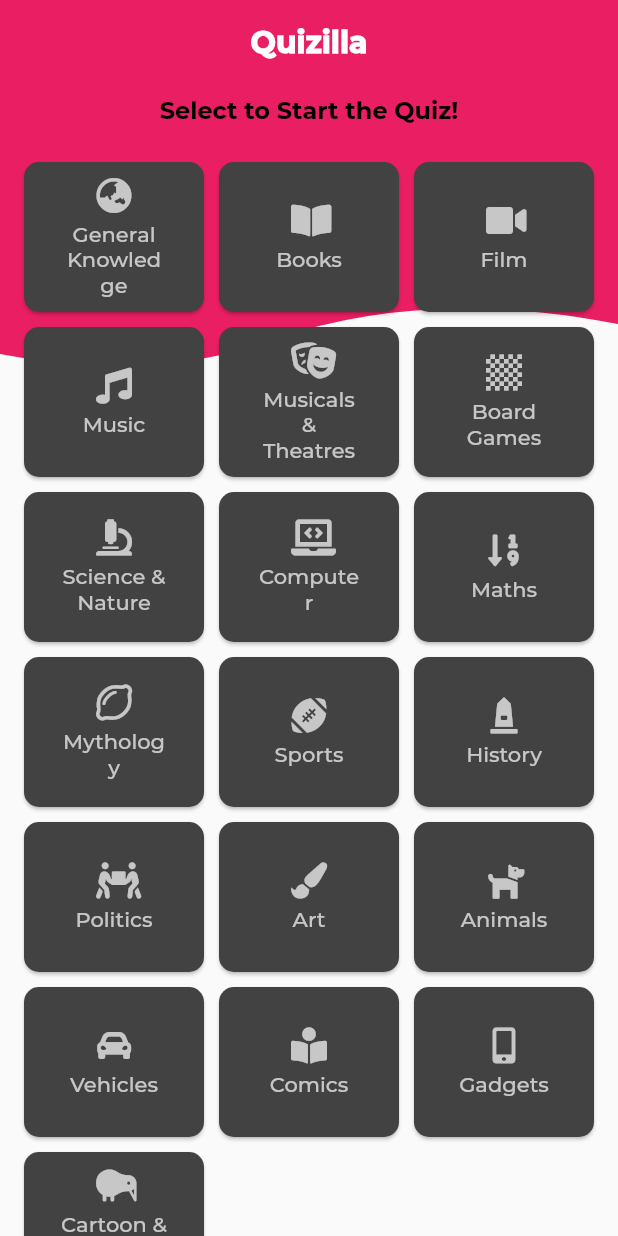
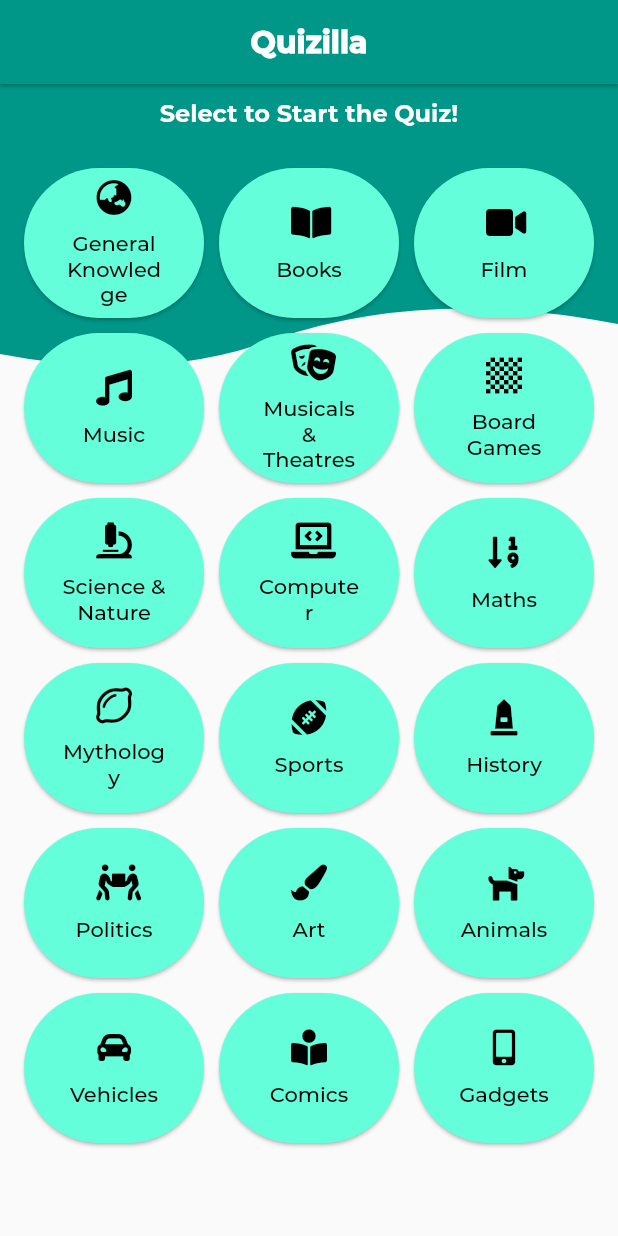
Before and after one commit to IOxCyber/Quizilla, a Flutter app: the screen it shows after launch, on a phone screen of 412 x 824 dp. Run offline on Flutter 3.47's test engine with Material 2 defaults, Android fonts, the phone set to English and light mode, and no system bars; drawn by our look-alikes of auto_size_text; our stand-ins replace flutter_custom_clippers, font_awesome_flutter, html_unescape.

```diff
--- a/lib/main.dart
+++ b/lib/main.dart
@@ -1,5 +1,5 @@
 import 'package:flutter/material.dart';
-import 'package:apionlinequiz/ui/pages/home.dart';
+import 'package:quizilla/ui/pages/home.dart';
 
 void main() => runApp(MyApp());
 
@@ -8,14 +8,14 @@ class MyApp extends StatelessWidget {
   Widget build(BuildContext context) {
     return MaterialApp(
       debugShowCheckedModeBanner: false,
-      title: 'Open Trivia',
+      title: 'Quizilla',
       theme: ThemeData(
-          primarySwatch: Colors.pink,
-          accentColor: Colors.indigo,
-          fontFamily: "Montserrat",
-          buttonColor: Colors.pink,
+          primarySwatch: Colors.teal,
+          accentColor: Colors.tealAccent,
+          fontFamily: "Joker",
+          buttonColor: Colors.teal,
           buttonTheme: ButtonThemeData(
-              buttonColor: Colors.pink,
+              buttonColor: Colors.teal,
               shape: RoundedRectangleBorder(
                 borderRadius: BorderRadius.circular(20.0),
               ),
--- a/lib/models/category.dart
+++ b/lib/models/category.dart
@@ -26,5 +26,4 @@ final List<Category> categories = [
   Category(16, "Vehicles", icon: FontAwesomeIcons.carAlt),
   Category(17, "Comics", icon: FontAwesomeIcons.bookReader),
   Category(18, "Gadgets", icon: FontAwesomeIcons.mobileAlt),
-  Category(19, "Cartoon & Animation", icon: FontAwesomeIcons.kiwiBird),
-];
+ ];
--- a/lib/resources/api_provider.dart
+++ b/lib/resources/api_provider.dart
@@ -1,8 +1,8 @@
 import 'dart:convert';
 import 'package:http/http.dart' as http;
 
-import 'package:apionlinequiz/models/category.dart';
-import 'package:apionlinequiz/models/question.dart';
+import 'package:quizilla/models/category.dart';
+import 'package:quizilla/models/question.dart';
 
 const String baseUrl = "https://opentdb.com/api.php";
 
--- a/lib/ui/pages/check_answers.dart
+++ b/lib/ui/pages/check_answers.dart
@@ -1,7 +1,7 @@
 import 'package:flutter/material.dart';
 import 'package:flutter_custom_clippers/flutter_custom_clippers.dart';
 import 'package:html_unescape/html_unescape.dart';
-import 'package:apionlinequiz/models/question.dart';
+import 'package:quizilla/models/question.dart';
 
 class CheckAnswersPage extends StatelessWidget {
   final List<Question> questions;
--- a/lib/ui/pages/home.dart
+++ b/lib/ui/pages/home.dart
@@ -1,7 +1,7 @@
 import 'package:flutter/material.dart';
 import 'package:flutter_custom_clippers/flutter_custom_clippers.dart';
-import 'package:apionlinequiz/models/category.dart';
-import 'package:apionlinequiz/ui/widgets/quiz_options.dart';
+import 'package:quizilla/models/category.dart';
+import 'package:quizilla/ui/widgets/quiz_options.dart';
 import 'package:auto_size_text/auto_size_text.dart';
 
 class HomePage extends StatelessWidget {
@@ -29,7 +29,7 @@ class HomePage extends StatelessWidget {
               fontWeight: FontWeight.w900,
             ),
           ),
-          elevation: 0,
+          elevation: 1,
         ),
         body: Stack(
           children: <Widget>[
@@ -47,12 +47,12 @@ class HomePage extends StatelessWidget {
                 SliverToBoxAdapter(
                   child: Padding(
                     padding: const EdgeInsets.symmetric(
-                        horizontal: 16.0, vertical: 8.0),
+                        horizontal: 20.0, vertical: 10.0),
                     child: Text(
                       "Select to Start the Quiz!",
                       textAlign: TextAlign.center,
                       style: TextStyle(
-                          color: Colors.black,
+                          color: Colors.white,
                           fontWeight: FontWeight.w800,
                           fontSize: 16.0),
                     ),
@@ -86,18 +86,18 @@ class HomePage extends StatelessWidget {
     Category category = categories[index];
     return MaterialButton(
       elevation: 1.0,
-      highlightElevation: 1.0,
+      highlightElevation: 2.0,
       onPressed: () => _categoryPressed(context, category),
       shape: RoundedRectangleBorder(
-        borderRadius: BorderRadius.circular(10.0),
+        borderRadius: BorderRadius.circular(50.0),
       ),
-      color: Colors.grey.shade800,
-      textColor: Colors.white70,
+      color: Colors.tealAccent,
+      textColor: Colors.black,
       child: Column(
         mainAxisAlignment: MainAxisAlignment.center,
         children: <Widget>[
           if (category.icon != null) Icon(category.icon),
-          if (category.icon != null) SizedBox(height: 5.0),
+          if (category.icon != null) SizedBox(height: 10.0),
           AutoSizeText(
             category.name,
             minFontSize: 10.0,
--- a/lib/ui/pages/quiz_finished.dart
+++ b/lib/ui/pages/quiz_finished.dart
@@ -1,6 +1,6 @@
 import 'package:flutter/material.dart';
-import 'package:apionlinequiz/models/question.dart';
-import 'package:apionlinequiz/ui/pages/check_answers.dart';
+import 'package:quizilla/models/question.dart';
+import 'package:quizilla/ui/pages/check_answers.dart';
 
 // ignore: must_be_immutable
 class QuizFinishedPage extends StatelessWidget {
@@ -27,7 +27,7 @@ class QuizFinishedPage extends StatelessWidget {
     return Scaffold(
       appBar: AppBar(
         title: Text('Result'),
-        elevation: 0,
+        elevation: 5,
       ),
       body: Container(
         height: double.infinity,
--- a/pubspec.yaml
+++ b/pubspec.yaml
@@ -1,4 +1,4 @@
-name: apionlinequiz
+name: quizilla
 description: A new Flutter project.
 
 version: 1.0.0+1
@@ -25,7 +25,7 @@ flutter:
   uses-material-design: true
 
   fonts:
-    - family: Montserrat
+    - family: Joker
       fonts:
         - asset: assets/fonts/Montserrat/Montserrat-Regular.ttf
         - asset: assets/fonts/Montserrat/Montserrat-Italic.ttf
```
Also changed, not shown: lib/ui/pages/error.dart (+5 -5 lines), lib/ui/pages/quiz_page.dart (+7 -7 lines), lib/ui/widgets/quiz_options.dart (+5 -5 lines), 6 other files.
